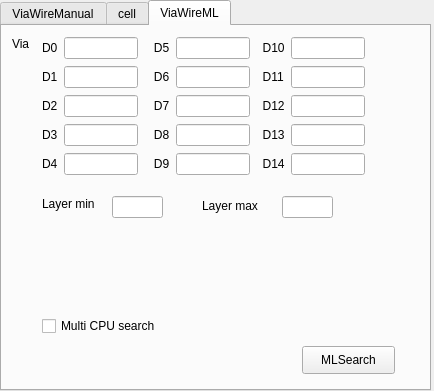
chenyufjfz/ChipAnalysis, file ChipExtract/paramdialog.ui: the form before one commit.
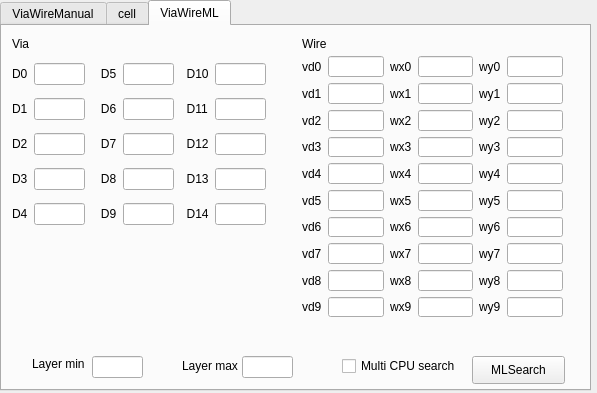
The form after the commit.

The edit to the form file:
```diff
--- a/ChipExtract/paramdialog.ui
+++ b/ChipExtract/paramdialog.ui
@@ -6,8 +6,8 @@
    <rect>
     <x>0</x>
     <y>0</y>
-    <width>434</width>
-    <height>391</height>
+    <width>597</width>
+    <height>393</height>
    </rect>
   </property>
   <property name="windowTitle">
@@ -18,7 +18,7 @@
     <rect>
      <x>0</x>
      <y>0</y>
-     <width>431</width>
+     <width>591</width>
      <height>391</height>
     </rect>
    </property>
@@ -218,10 +218,10 @@
     <widget class="QWidget" name="gridLayoutWidget">
      <property name="geometry">
       <rect>
-       <x>40</x>
-       <y>10</y>
-       <width>323</width>
-       <height>140</height>
+       <x>10</x>
+       <y>30</y>
+       <width>254</width>
+       <height>181</height>
       </rect>
      </property>
      <layout class="QGridLayout" name="gridLayout">
@@ -380,8 +380,8 @@
     <widget class="QPushButton" name="pushButton_4">
      <property name="geometry">
       <rect>
-       <x>300</x>
-       <y>320</y>
+       <x>470</x>
+       <y>330</y>
        <width>93</width>
        <height>28</height>
       </rect>
@@ -393,8 +393,8 @@
     <widget class="QLabel" name="label_23">
      <property name="geometry">
       <rect>
-       <x>40</x>
-       <y>170</y>
+       <x>30</x>
+       <y>330</y>
        <width>55</width>
        <height>16</height>
       </rect>
@@ -406,8 +406,8 @@
     <widget class="QLineEdit" name="layer_min">
      <property name="geometry">
       <rect>
-       <x>110</x>
-       <y>170</y>
+       <x>90</x>
+       <y>330</y>
        <width>51</width>
        <height>22</height>
       </rect>
@@ -416,8 +416,8 @@
     <widget class="QLineEdit" name="layer_max">
      <property name="geometry">
       <rect>
-       <x>280</x>
-       <y>170</y>
+       <x>240</x>
+       <y>330</y>
        <width>51</width>
        <height>22</height>
       </rect>
@@ -426,8 +426,8 @@
     <widget class="QLabel" name="label_24">
      <property name="geometry">
       <rect>
-       <x>200</x>
-       <y>170</y>
+       <x>180</x>
+       <y>330</y>
        <width>61</width>
        <height>20</height>
       </rect>
@@ -439,8 +439,8 @@
     <widget class="QCheckBox" name="ml_parallel">
      <property name="geometry">
       <rect>
-       <x>40</x>
-       <y>290</y>
+       <x>340</x>
+       <y>330</y>
        <width>131</width>
        <height>20</height>
       </rect>
@@ -449,6 +449,331 @@
       <string>Multi CPU search</string>
      </property>
     </widget>
+    <widget class="QWidget" name="gridLayoutWidget_2">
+     <property name="geometry">
+      <rect>
+       <x>300</x>
+       <y>30</y>
+       <width>261</width>
+       <height>261</height>
+      </rect>
+     </property>
+     <layout class="QGridLayout" name="gridLayout_3">
+      <item row="0" column="4">
+       <widget class="QLabel" name="label_26">
+        <property name="text">
+         <string>wy0</string>
+        </property>
+       </widget>
+      </item>
+      <item row="1" column="3">
+       <widget class="QLineEdit" name="wide_x1"/>
+      </item>
+      <item row="0" column="3">
+       <widget class="QLineEdit" name="wide_x0"/>
+      </item>
+      <item row="0" column="5">
+       <widget class="QLineEdit" name="wide_y0"/>
+      </item>
+      <item row="2" column="3">
+       <widget class="QLineEdit" name="wide_x2"/>
+      </item>
+      <item row="1" column="5">
+       <widget class="QLineEdit" name="wide_y1"/>
+      </item>
+      <item row="2" column="4">
+       <widget class="QLabel" name="label_30">
+        <property name="text">
+         <string>wy2</string>
+        </property>
+       </widget>
+      </item>
+      <item row="1" column="4">
+       <widget class="QLabel" name="label_27">
+        <property name="text">
+         <string>wy1</string>
+        </property>
+       </widget>
+      </item>
+      <item row="1" column="2">
+       <widget class="QLabel" name="label_28">
+        <property name="text">
+         <string>wx1</string>
+        </property>
+       </widget>
+      </item>
+      <item row="4" column="4">
+       <widget class="QLabel" name="label_34">
+        <property name="text">
+         <string>wy4</string>
+        </property>
+       </widget>
+      </item>
+      <item row="3" column="5">
+       <widget class="QLineEdit" name="wide_y3"/>
+      </item>
+      <item row="3" column="2">
+       <widget class="QLabel" name="label_31">
+        <property name="text">
+         <string>wx3</string>
+        </property>
+       </widget>
+      </item>
+      <item row="4" column="3">
+       <widget class="QLineEdit" name="wide_x4"/>
+      </item>
+      <item row="2" column="5">
+       <widget class="QLineEdit" name="wide_y2"/>
+      </item>
+      <item row="3" column="3">
+       <widget class="QLineEdit" name="wide_x3"/>
+      </item>
+      <item row="3" column="4">
+       <widget class="QLabel" name="label_32">
+        <property name="text">
+         <string>wy3</string>
+        </property>
+       </widget>
+      </item>
+      <item row="2" column="2">
+       <widget class="QLabel" name="label_29">
+        <property name="text">
+         <string>wx2</string>
+        </property>
+       </widget>
+      </item>
+      <item row="4" column="2">
+       <widget class="QLabel" name="label_33">
+        <property name="text">
+         <string>wx4</string>
+        </property>
+       </widget>
+      </item>
+      <item row="4" column="5">
+       <widget class="QLineEdit" name="wide_y4"/>
+      </item>
+      <item row="0" column="2">
+       <widget class="QLabel" name="label_25">
+        <property name="text">
+         <string>wx0</string>
+        </property>
+       </widget>
+      </item>
+      <item row="5" column="3">
+       <widget class="QLineEdit" name="wide_x5"/>
+      </item>
+      <item row="5" column="4">
+       <widget class="QLabel" name="label_36">
+        <property name="text">
+         <string>wy5</string>
+        </property>
+       </widget>
+      </item>
+      <item row="5" column="5">
+       <widget class="QLineEdit" name="wide_y5"/>
+      </item>
+      <item row="6" column="3">
+       <widget class="QLineEdit" name="wide_x6"/>
+      </item>
+      <item row="6" column="5">
+       <widget class="QLineEdit" name="wide_y6"/>
+      </item>
+      <item row="5" column="2">
+       <widget class="QLabel" name="label_35">
+        <property name="text">
+         <string>wx5</string>
+        </property>
+       </widget>
+      </item>
+      <item row="6" column="4">
+       <widget class="QLabel" name="label_38">
+        <property name="text">
+         <string>wy6</string>
+        </property>
+       </widget>
+      </item>
+      <item row="6" column="2">
+       <widget class="QLabel" name="label_37">
+        <property name="text">
+         <string>wx6</string>
+        </property>
+       </widget>
+      </item>
+      <item row="7" column="3">
+       <widget class="QLineEdit" name="wide_x7"/>
+      </item>
+      <item row="7" column="2">
+       <widget class="QLabel" name="label_40">
+        <property name="text">
+         <string>wx7</string>
+        </property>
+       </widget>
+      </item>
+      <item row="7" column="4">
+       <widget class="QLabel" name="label_39">
+        <property name="text">
+         <string>wy7</string>
+        </property>
+       </widget>
+      </item>
+      <item row="7" column="5">
+       <widget class="QLineEdit" name="wide_y7"/>
+      </item>
+      <item row="8" column="4">
+       <widget class="QLabel" name="label_41">
+        <property name="text">
+         <string>wy8</string>
+        </property>
+       </widget>
+      </item>
+      <item row="0" column="0">
+       <widget class="QLabel" name="label_45">
+        <property name="text">
+         <string>vd0</string>
+        </property>
+       </widget>
+      </item>
+      <item row="8" column="2">
+       <widget class="QLabel" name="label_42">
+        <property name="text">
+         <string>wx8</string>
+        </property>
+       </widget>
+      </item>
+      <item row="8" column="3">
+       <widget class="QLineEdit" name="wide_x8"/>
+      </item>
+      <item row="8" column="5">
+       <widget class="QLineEdit" name="wide_y8"/>
+      </item>
+      <item row="9" column="3">
+       <widget class="QLineEdit" name="wide_x9"/>
+      </item>
+      <item row="9" column="2">
+       <widget class="QLabel" name="label_44">
+        <property name="text">
+         <string>wx9</string>
+        </property>
+       </widget>
+      </item>
+      <item row="9" column="4">
+       <widget class="QLabel" name="label_43">
+        <property name="text">
+         <string>wy9</string>
+        </property>
+       </widget>
+      </item>
+      <item row="9" column="5">
+       <widget class="QLineEdit" name="wide_y9"/>
+      </item>
+      <item row="0" column="1">
+       <widget class="QLineEdit" name="vd0"/>
+      </item>
+      <item row="1" column="0">
+       <widget class="QLabel" name="label_46">
+        <property name="text">
+         <string>vd1</string>
+        </property>
+       </widget>
+      </item>
+      <item row="1" column="1">
+       <widget class="QLineEdit" name="vd1"/>
+      </item>
+      <item row="2" column="0">
+       <widget class="QLabel" name="label_47">
+        <property name="text">
+         <string>vd2</string>
+        </property>
+       </widget>
+      </item>
+      <item row="3" column="0">
+       <widget class="QLabel" name="label_48">
+        <property name="text">
+         <string>vd3</string>
+        </property>
+       </widget>
+      </item>
+      <item row="4" column="0">
+       <widget class="QLabel" name="label_49">
+        <property name="text">
+         <string>vd4</string>
+        </property>
+       </widget>
+      </item>
+      <item row="5" column="0">
+       <widget class="QLabel" name="label_50">
+        <property name="text">
+         <string>vd5</string>
+        </property>
+       </widget>
+      </item>
+      <item row="6" column="0">
+       <widget class="QLabel" name="label_51">
+        <property name="text">
+         <string>vd6</string>
+        </property>
+       </widget>
+      </item>
+      <item row="7" column="0">
+       <widget class="QLabel" name="label_52">
+        <property name="text">
+         <string>vd7</string>
+        </property>
+       </widget>
+      </item>
+      <item row="8" column="0">
+       <widget class="QLabel" name="label_53">
+        <property name="text">
+         <string>vd8</string>
+        </property>
+       </widget>
+      </item>
+      <item row="9" column="0">
+       <widget class="QLabel" name="label_54">
+        <property name="text">
+         <string>vd9</string>
+        </property>
+       </widget>
+      </item>
+      <item row="2" column="1">
+       <widget class="QLineEdit" name="vd2"/>
+      </item>
+      <item row="3" column="1">
+       <widget class="QLineEdit" name="vd3"/>
+      </item>
+      <item row="4" column="1">
+       <widget class="QLineEdit" name="vd4"/>
+      </item>
+      <item row="5" column="1">
+       <widget class="QLineEdit" name="vd5"/>
+      </item>
+      <item row="6" column="1">
+       <widget class="QLineEdit" name="vd6"/>
+      </item>
+      <item row="7" column="1">
+       <widget class="QLineEdit" name="vd7"/>
+      </item>
+      <item row="8" column="1">
+       <widget class="QLineEdit" name="vd8"/>
+      </item>
+      <item row="9" column="1">
+       <widget class="QLineEdit" name="vd9"/>
+      </item>
+     </layout>
+    </widget>
+    <widget class="QLabel" name="label_55">
+     <property name="geometry">
+      <rect>
+       <x>300</x>
+       <y>10</y>
+       <width>55</width>
+       <height>16</height>
+      </rect>
+     </property>
+     <property name="text">
+      <string>Wire</string>
+     </property>
+    </widget>
    </widget>
   </widget>
  </widget>
```
